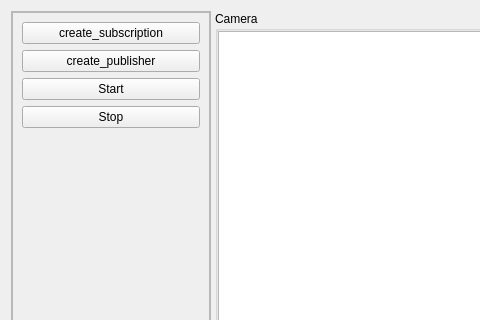
Old version of the form src/ui_controller/ui/mainwindow.ui in the repository laoxue888/Moveit2YoloObb; both pictures show x 0 to 480 and y 0 to 320 of the 1305 by 813 pixel window.
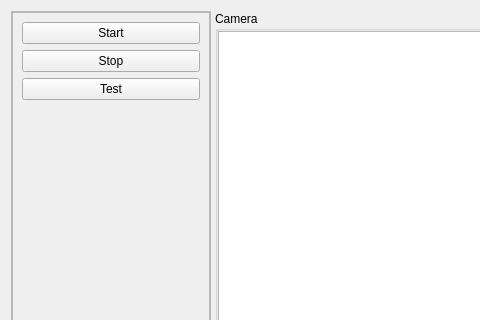
New version of the form.

Diff of the .ui file:
```diff
--- a/src/ui_controller/ui/mainwindow.ui
+++ b/src/ui_controller/ui/mainwindow.ui
@@ -81,26 +81,6 @@
            </rect>
           </property>
           <layout class="QVBoxLayout" name="verticalLayout_7">
-           <item>
-            <widget class="QPushButton" name="pushButton_sub">
-             <property name="sizePolicy">
-              <sizepolicy hsizetype="Preferred" vsizetype="Fixed">
-               <horstretch>0</horstretch>
-               <verstretch>0</verstretch>
-              </sizepolicy>
-             </property>
-             <property name="text">
-              <string>create_subscription</string>
-             </property>
-            </widget>
-           </item>
-           <item>
-            <widget class="QPushButton" name="pushButton_pub">
-             <property name="text">
-              <string>create_publisher</string>
-             </property>
-            </widget>
-           </item>
            <item>
             <widget class="QPushButton" name="pushButton_start">
              <property name="text">
@@ -115,6 +95,13 @@
              </property>
             </widget>
            </item>
+           <item>
+            <widget class="QPushButton" name="pushButton_Test">
+             <property name="text">
+              <string>Test</string>
+             </property>
+            </widget>
+           </item>
            <item>
             <spacer name="verticalSpacer">
              <property name="orientation">
```
